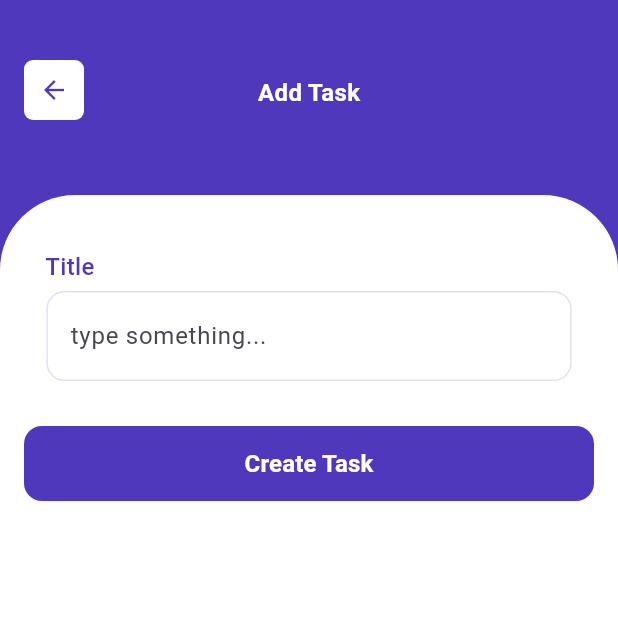
After one commit to mugmold/my-todo-app, a Flutter app: the WidgetTree screen opened directly, after a tap on "Add Task", on a phone screen of 412 x 824 dp, the top half of it. The commit adds this screen. Run offline on Flutter 3.47's test engine with Material 3 defaults, Android fonts, the phone set to English and light mode, and no system bars; our stand-ins replace shared_preferences; accounts and stored records are empty.

```diff
--- a/lib/data/notifiers.dart
+++ b/lib/data/notifiers.dart
@@ -4,4 +4,7 @@ import 'package:my_todo_app/data/todo.dart';
 // Notifier untuk menentukan halaman yang dipilih dalam widget tree
 // Defaultnya set ke 0 (Todo page)
 ValueNotifier<int> selectedPage = ValueNotifier(0);
+
+// Notifier untuk nampung list Todo
+// buat bug fixing ketika todoList kurang sinkron dengan shared preferences akibat delay
 ValueNotifier<List<Todo>> todoList = ValueNotifier([]);
--- a/lib/data/todo_database.dart
+++ b/lib/data/todo_database.dart
@@ -25,6 +25,11 @@ class TodoDatabase {
     await saveTodos();
   }
 
+  static Future<void> editTodo(int index, Todo newTodo) async {
+    todoList.value[index].name = newTodo.name;
+    await saveTodos();
+  }
+
   static Future<void> removeTodo(int index) async {
     todoList.value.removeAt(index);
     await saveTodos();
--- /dev/null
+++ b/lib/views/pages/add_todo_page.dart
@@ -0,0 +1,218 @@
+import 'package:flutter/material.dart';
+import 'package:my_todo_app/data/constants.dart';
+import 'package:my_todo_app/data/todo.dart';
+import 'package:my_todo_app/data/todo_database.dart';
+import 'package:my_todo_app/views/widget_tree.dart';
+
+class AddTodoPage extends StatefulWidget {
+  const AddTodoPage({super.key});
+
+  @override
+  State<AddTodoPage> createState() => _AddTodoPageState();
+}
+
+class _AddTodoPageState extends State<AddTodoPage> {
+  TextEditingController controller = TextEditingController();
+  String errorText = '';
+
+  @override
+  void dispose() {
+    controller.dispose();
+    super.dispose();
+  }
+
+  @override
+  Widget build(BuildContext context) {
+    return Scaffold(
+      backgroundColor: Constants.ristekPrimaryColor,
+      body: Column(
+        children: [
+          Stack(
+            children: [
+              Align(
+                alignment: Alignment.topLeft,
+                child: Padding(
+                  padding: EdgeInsets.only(
+                    top: 40,
+                    left: 16,
+                  ),
+                  child: GestureDetector(
+                    onTap: () {
+                      Navigator.pop(context);
+                    },
+                    child: Container(
+                      width: 40,
+                      height: 40,
+                      decoration: BoxDecoration(
+                        color: Colors.white,
+                        borderRadius: BorderRadius.circular(6),
+                      ),
+                      child: Icon(
+                        Icons.arrow_back,
+                        size: 20,
+                        color: Constants.ristekPrimaryColor,
+                      ),
+                    ),
+                  ),
+                ),
+              ),
+              Align(
+                alignment: Alignment.topCenter, // Paksa ke tengah atas
+                child: Padding(
+                  padding: EdgeInsets.only(top: 50), // Sama kayak back button
+                  child: Text(
+                    'Add Task',
+                    style: TextStyle(
+                      color: Colors.white,
+                      fontSize: 16,
+                      fontWeight: FontWeight.bold,
+                    ),
+                  ),
+                ),
+              ),
+            ],
+          ),
+          SizedBox(
+            height: 50,
+          ),
+          Expanded(
+            child: Container(
+              width: double.infinity,
+              decoration: BoxDecoration(
+                color: Colors.white,
+                borderRadius: BorderRadius.only(
+                  topLeft: Radius.circular(50),
+                  topRight: Radius.circular(50),
+                ),
+              ),
+              padding: EdgeInsets.all(16.0),
+              child: Column(
+                mainAxisSize: MainAxisSize.min,
+                children: [
+                  SizedBox(
+                    height: 20,
+                  ),
+                  Container(
+                    alignment: Alignment.centerLeft,
+                    padding: EdgeInsets.only(left: 14, bottom: 5),
+                    child: Text(
+                      'Title',
+                      style: TextStyle(
+                        fontSize: 16,
+                        fontWeight: FontWeight.w500,
+                        color: Constants.ristekPrimaryColor,
+                      ),
+                    ),
+                  ),
+                  Container(
+                    padding: EdgeInsets.all(5.0),
+                    width: MediaQuery.of(context).size.width * 0.85,
+                    decoration: BoxDecoration(
+                      color: Colors.white,
+                      borderRadius: BorderRadius.circular(12),
+                      border: Border.all(
+                        color: Constants.ristekPrimaryTransparent,
+                        width: 1,
+                      ),
+                    ),
+                    child: TextField(
+                      controller: controller,
+                      decoration: InputDecoration(
+                        hintText: 'type something...',
+                        border: InputBorder.none,
+                        contentPadding: EdgeInsets.all(10.0),
+                      ),
+                      onEditingComplete: () async {
+                        FocusScope.of(context).unfocus(); // Tutup keyboard
+                        if (controller.text.isNotEmpty) {
+                          Todo todo = Todo(name: controller.text);
+                          await TodoDatabase.addTodo(todo);
+                          if (context.mounted) {
+                            Navigator.pushAndRemoveUntil(
+                              context,
+                              MaterialPageRoute(
+                                builder: (context) => WidgetTree(
+                                  message: 'Task added successfully!',
+                                ),
+                              ),
+                              (route) => false,
+                            );
+                          }
+                        } else {
+                          setState(
+                            () {
+                              errorText = 'Title cannot be empty!';
+                            },
+                          );
+                        }
+                      },
+                    ),
+                  ),
+                  SizedBox(
+                    height: 30,
+                  ),
+                  FilledButton(
+                    style: ButtonStyle(
+                      backgroundColor: WidgetStateProperty.all<Color>(
+                        Constants.ristekPrimaryColor,
+                      ),
+                      minimumSize: WidgetStateProperty.all<Size>(
+                        Size(double.infinity, 50),
+                      ),
+                      shape: WidgetStateProperty.all<OutlinedBorder>(
+                        RoundedRectangleBorder(
+                          borderRadius: BorderRadius.circular(12),
+                        ),
+                      ),
+                    ),
+                    onPressed: () async {
+                      if (controller.text.isNotEmpty) {
+                        Todo todo = Todo(name: controller.text);
+                        await TodoDatabase.addTodo(todo);
+                        if (context.mounted) {
+                          Navigator.pushAndRemoveUntil(
+                            context,
+                            MaterialPageRoute(
+                              builder: (context) => WidgetTree(
+                                message: 'Task added successfully!',
+                              ),
+                            ),
+                            (route) => false,
+                          );
+                        }
+                      } else {
+                        setState(
+                          () {
+                            errorText = 'Title cannot be empty!';
+                          },
+                        );
+                      }
+                    },
+                    child: Text(
+                      'Create Task',
+                      style: TextStyle(
+                        color: Colors.white,
+                        fontSize: 16,
+                        fontWeight: FontWeight.bold,
+                      ),
+                    ),
+                  ),
+                  SizedBox(
+                    height: 10,
+                  ),
+                  Text(
+                    errorText,
+                    style: TextStyle(
+                      color: Colors.red,
+                      fontSize: 12,
+                    ),
+                  ),
+                ],
+              ),
+            ),
+          ),
+        ],
+      ),
+    );
+  }
+}
--- a/lib/views/pages/home_page.dart
+++ b/lib/views/pages/home_page.dart
@@ -2,8 +2,7 @@ import 'package:flutter/material.dart';
 import 'package:intl/intl.dart';
 import 'package:my_todo_app/data/constants.dart';
 import 'package:my_todo_app/data/notifiers.dart';
-import 'package:my_todo_app/data/todo.dart';
-import 'package:my_todo_app/data/todo_database.dart';
+import 'package:my_todo_app/views/pages/add_todo_page.dart';
 import 'package:my_todo_app/views/widgets/todo_widget.dart';
 
 class HomePage extends StatefulWidget {
@@ -21,7 +20,6 @@ class _HomePageState extends State<HomePage> {
 
   @override
   Widget build(BuildContext context) {
-    TextEditingController controller = TextEditingController();
     return Column(
       mainAxisAlignment: MainAxisAlignment.start,
       children: [
@@ -56,37 +54,44 @@ class _HomePageState extends State<HomePage> {
                   color: Color(0xFF474747),
                 ),
               ),
+              SizedBox(
+                height: 20,
+              ),
+              Row(
+                mainAxisAlignment: MainAxisAlignment.spaceBetween,
+                children: [
+                  Text(
+                    'Your Tasks',
+                    style: TextStyle(
+                      fontSize: 22,
+                      fontWeight: FontWeight.bold,
+                      color: Colors.black,
+                    ),
+                  ),
+                  FilledButton(
+                    style: ButtonStyle(
+                      backgroundColor: WidgetStateProperty.all<Color>(
+                        Constants.ristekPrimaryColor,
+                      ),
+                      minimumSize: WidgetStateProperty.all<Size>(
+                        Size(80, 30),
+                      ),
+                    ),
+                    onPressed: () {
+                      Navigator.push(
+                        context,
+                        MaterialPageRoute(
+                          builder: (context) => AddTodoPage(),
+                        ),
+                      );
+                    },
+                    child: Text(
+                      'Add Task',
+                    ),
+                  ),
+                ],
+              ),
             ],
-          ),
-        ),
-        Padding(
-          padding: EdgeInsets.only(bottom: 8.0),
-          child: Container(
-            padding: EdgeInsets.all(10),
-            width: MediaQuery.of(context).size.width * 0.85,
-            decoration: BoxDecoration(
-              color: Colors.white,
-              borderRadius: BorderRadius.circular(12),
-              border: Border.all(
-                color: Constants.ristekPrimaryTransparent,
-                width: 1,
-              ),
-            ),
-            child: TextField(
-              controller: controller,
-              decoration: InputDecoration(
-                hintText: 'type something...',
-                border: InputBorder.none,
-              ),
-              onEditingComplete: () async {
-                if (controller.text.isNotEmpty) {
-                  Todo todo = Todo(name: controller.text);
-                  await TodoDatabase.addTodo(todo);
-                  controller.text = '';
-                  setState(() {});
-                }
-              },
-            ),
           ),
         ),
         Expanded(
--- a/lib/views/widget_tree.dart
+++ b/lib/views/widget_tree.dart
@@ -28,7 +28,12 @@ List<AppBar> pagesAppBar = [
 ];
 
 class WidgetTree extends StatefulWidget {
-  const WidgetTree({super.key});
+  const WidgetTree({
+    super.key,
+    this.message,
+  });
+
+  final String? message;
 
   @override
   State<WidgetTree> createState() => _WidgetTreeState();
@@ -39,6 +44,20 @@ class _WidgetTreeState extends State<WidgetTree> {
   void initState() {
     super.initState();
     _loadTodos();
+
+    if (widget.message != null) {
+      // Jalankan setelah build selesai
+      Future.microtask(() {
+        if (mounted) {
+          ScaffoldMessenger.of(context).showSnackBar(
+            SnackBar(
+              content: Text(widget.message!),
+              duration: Duration(seconds: 2),
+            ),
+          );
+        }
+      });
+    }
   }
 
   void _loadTodos() async {
```
Also changed, not shown: lib/views/pages/edit_todo_page.dart (added, +281 -0 lines), lib/views/widgets/todo_widget.dart (+11 -0 lines).
